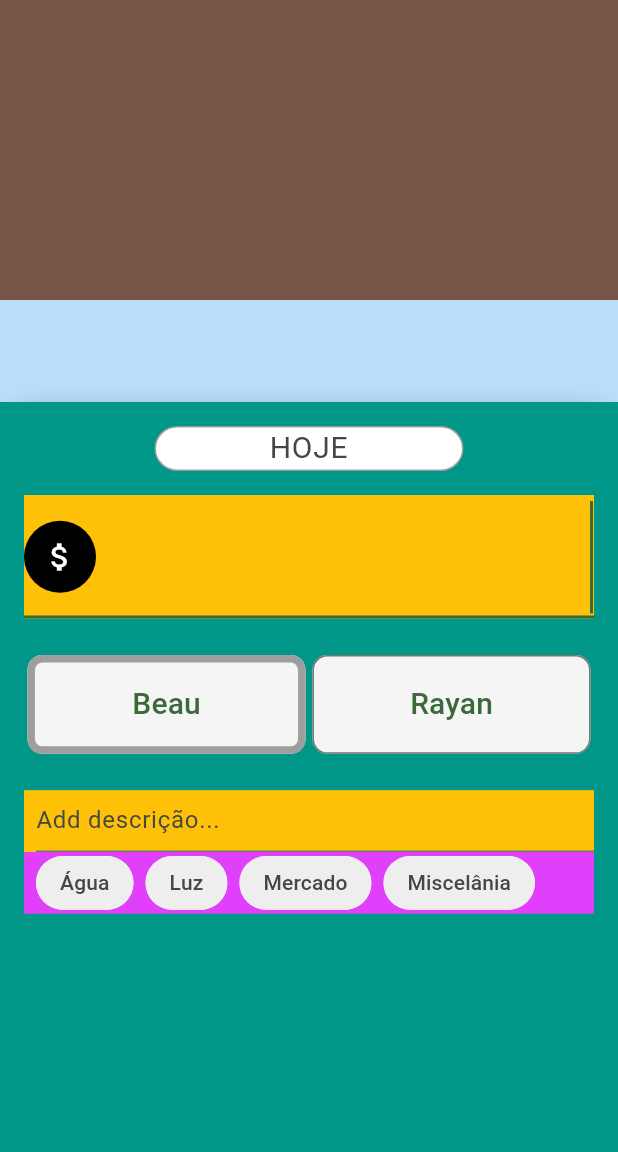
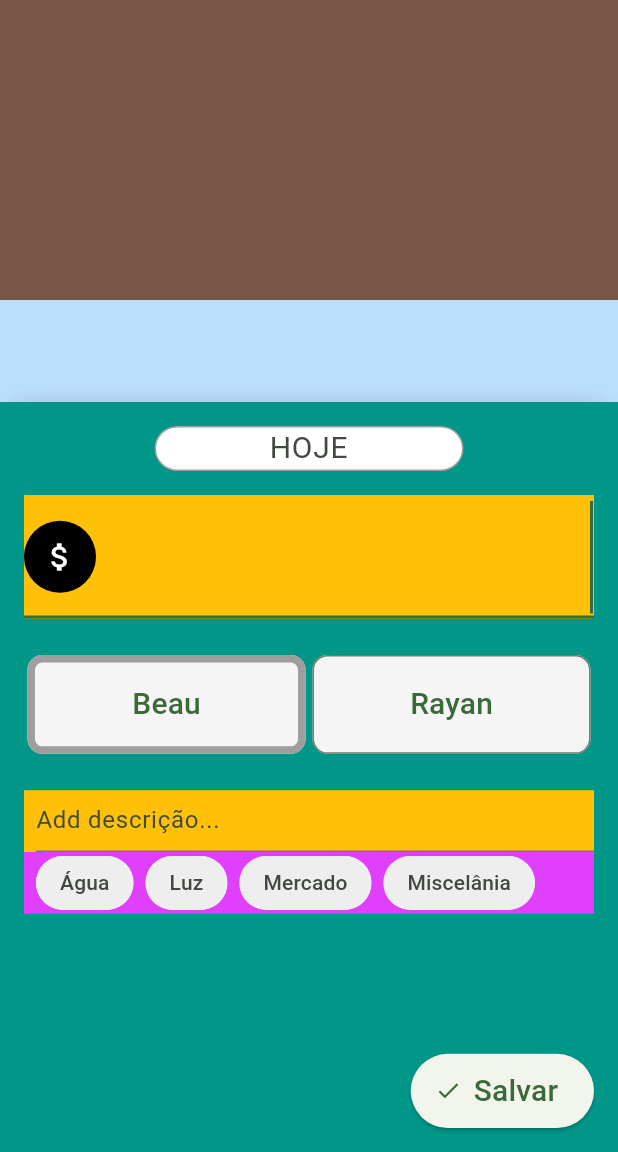
Before and after one commit to wurayan/budget-tracker, a Flutter app: the screen it shows after launch, after a tap on "HOJE", on a phone screen of 412 x 824 dp, the part 84-1236 px from its top. Run offline on Flutter 3.47's test engine with Material 3 defaults, Android fonts, the phone set to English and light mode, and no system bars; our stand-ins replace brasil_fields, currency_text_input_formatter, dropdown_button2, flutter_dotenv; missing offline and left inert: mysql_client.

Commit message:
creating save button

```diff
--- a/lib/view/bottom_draggable_sheet.dart
+++ b/lib/view/bottom_draggable_sheet.dart
@@ -1,6 +1,5 @@
 import 'dart:ui';
 
-import 'package:budget_tracker/view/new_expense_form.dart';
 import 'package:budget_tracker/view/widgets/collapsed_bottom_sheet.dart';
 import 'package:budget_tracker/view/widgets/expanded_bottom_sheet.dart';
 import 'package:flutter/material.dart';
@@ -21,7 +20,7 @@ class _BottomDraggableSheetState extends State<BottomDraggableSheet>
 
   late AnimationController _controller;
   double _currentHeight = 100;
-  double _expandedHeight = 500;
+  final double _expandedHeight = 500;
   final GlobalKey<FormState> _formKey = GlobalKey<FormState>();
 
   @override
--- a/lib/view/new_expense_form.dart
+++ b/lib/view/new_expense_form.dart
@@ -1,13 +1,10 @@
-import 'package:brasil_fields/brasil_fields.dart';
 import 'package:budget_tracker/model/expense_model.dart';
 import 'package:budget_tracker/view/widgets/date_selector.dart';
 import 'package:budget_tracker/view/widgets/description_selector.dart';
+import 'package:budget_tracker/view/widgets/save_expense_button.dart';
 import 'package:budget_tracker/view/widgets/user_selector.dart';
 import 'package:budget_tracker/view/widgets/value_textformfield.dart';
-import 'package:currency_text_input_formatter/currency_text_input_formatter.dart';
-import 'package:dropdown_button2/dropdown_button2.dart';
 import 'package:flutter/material.dart';
-import 'package:flutter/services.dart';
 
 class NewExpenseForm extends StatefulWidget {
   final GlobalKey<FormState> formKey;
@@ -25,8 +22,6 @@ class _NewExpenseFormState extends State<NewExpenseForm> {
       TextEditingController(text: Responsible.beau.name);
   final TextEditingController _descriptionController = TextEditingController();
 
-  //TODO começar com foco no valor
-  //colocar o usuário abaixo do valor
   //validar a data para salvar no formato correto
 
   @override
@@ -45,6 +40,8 @@ class _NewExpenseFormState extends State<NewExpenseForm> {
             UserSelector(responsible: _responsibleController),
             const SizedBox(height: 16),
             DescriptionSelector(descriptionController: _descriptionController),
+            const Expanded(child: SizedBox()),
+            SaveExpenseButton(save: () {}),
           ],
         ),
       ),
--- /dev/null
+++ b/lib/view/widgets/save_expense_button.dart
@@ -0,0 +1,27 @@
+import 'package:flutter/material.dart';
+
+class SaveExpenseButton extends StatelessWidget {
+  final VoidCallback save;
+  const SaveExpenseButton({super.key, required this.save});
+
+  @override
+  Widget build(BuildContext context) {
+    return Align(
+      alignment: Alignment.centerRight,
+      child: SizedBox(
+        height: MediaQuery.sizeOf(context).height * 0.06,
+        child: ElevatedButton.icon(
+          onPressed: save,
+          icon: const Icon(Icons.check),
+          label: const Text(
+            "Salvar",
+            style: TextStyle(
+              fontSize: 20,
+            ),
+          ),
+          style: ElevatedButton.styleFrom(),
+        ),
+      ),
+    );
+  }
+}
```
